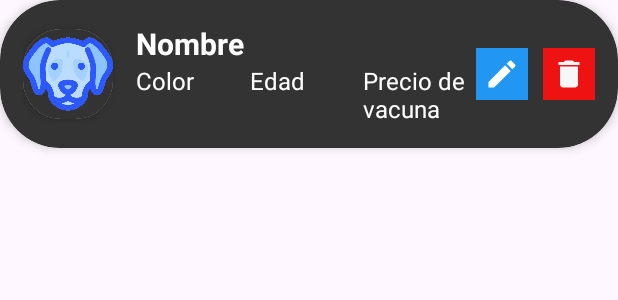
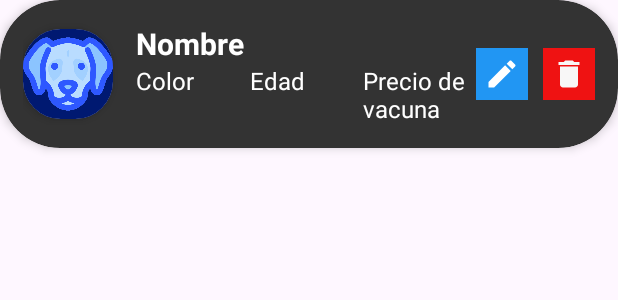
Before and after one commit to S4nti4go3/end, an Android app: the layout view_pet_single.xml on its own in the app's theme, with its tools: preview values and no code run, on a phone screen of 412 x 824 dp. Shown: the top 300 px of the screen. Run offline under Robolectric (Android 15) with nearby library versions, the phone set to English and light mode, and no system bars.

Commit message:
Last update view_pet_single.xml

```diff
--- a/app/src/main/res/layout/view_pet_single.xml
+++ b/app/src/main/res/layout/view_pet_single.xml
@@ -27,7 +27,7 @@ android:padding="15dp">
         android:id="@+id/photo"
         android:layout_width="match_parent"
         android:layout_height="match_parent"
-        android:background="@color/DarkGray"
+        android:background="@color/AzulOscuro"
     app:srcCompat="@drawable/pet_image" />
 </androidx.cardview.widget.CardView>
 
```
